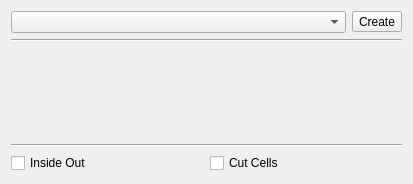
First picture: the form in src/Mod/Fem/Gui/TaskPostClip.ui, repository southseact-3d/fcd, before the edit.
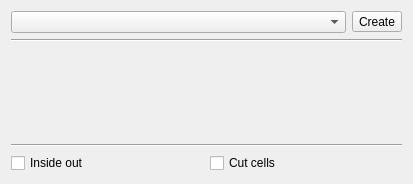
Second picture: the form after the edit. Icons and pictures are not drawn.

```diff
--- a/src/Mod/Fem/Gui/TaskPostClip.ui
+++ b/src/Mod/Fem/Gui/TaskPostClip.ui
@@ -70,14 +70,14 @@
      <item>
       <widget class="QCheckBox" name="InsideOut">
        <property name="text">
-        <string>Inside Out</string>
+        <string>Inside out</string>
        </property>
       </widget>
      </item>
      <item>
       <widget class="QCheckBox" name="CutCells">
        <property name="text">
-        <string>Cut Cells</string>
+        <string>Cut cells</string>
        </property>
       </widget>
      </item>
```
